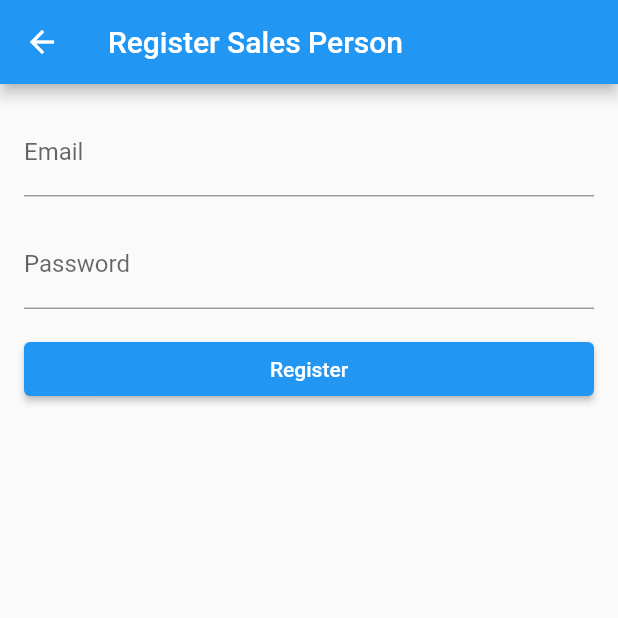
After one commit to WSTInterns/Leado, a Flutter app: the adminHome screen opened directly, after a tap on "Add new sales person", on a phone screen of 412 x 824 dp, the top half of it. The commit adds this screen. Run offline on Flutter 3.47's test engine with Material 2 defaults, Android fonts, the phone set to English and light mode, and no system bars; our stand-ins replace cloud_firestore, contacts_service, file_picker, firebase_auth, firebase_core, flutter_screenutil and 5 more; missing offline and left inert: dart:ffi; accounts and stored records are empty; Roboto replaces fonts that are missing (Helvetica).

Commit message:
authentication process updated
use uid of current user as document names

```diff
--- a/brew_crew/lib/screens/authenticate/register.dart
+++ b/brew_crew/lib/screens/authenticate/register.dart
@@ -1,6 +1,7 @@
 import 'package:brew_crew/models/loginuser.dart';
 import 'package:brew_crew/services/auth.dart';
 import 'package:flutter/material.dart';
+import 'package:brew_crew/screens/authenticate/regAdminInfo.dart';
 
 
 class Register extends StatefulWidget{
@@ -93,6 +94,9 @@ class _Register extends State<Register>{
                       );
                     });
           }
+          else{
+            Navigator.push(context,MaterialPageRoute(builder: (context) => RegisterScreen()),);
+          }
           }
         },
         child: Text(
@@ -108,7 +112,7 @@ class _Register extends State<Register>{
    return Scaffold(
       resizeToAvoidBottomInset: false,
       appBar: AppBar(
-          title: const Text('Registration Demo Page'),
+          title: const Text('Registration Page'),
           backgroundColor: Theme.of(context).primaryColor,
           automaticallyImplyLeading: false,
         ),
--- /dev/null
+++ b/brew_crew/lib/screens/authenticate/registerSp.dart
@@ -0,0 +1,125 @@
+import 'package:firebase_core/firebase_core.dart';
+import 'package:flutter/material.dart';
+import 'package:firebase_auth/firebase_auth.dart';
+import 'package:cloud_firestore/cloud_firestore.dart';
+
+class RegisterSalesPersonScreen extends StatefulWidget {
+  const RegisterSalesPersonScreen({super.key});
+
+  @override
+  _RegisterSalesPersonScreenState createState() => _RegisterSalesPersonScreenState();
+}
+
+class _RegisterSalesPersonScreenState extends State<RegisterSalesPersonScreen> {
+  final _formKey = GlobalKey<FormState>();
+  final _emailController = TextEditingController();
+  final _passwordController = TextEditingController();
+  final userUid=  FirebaseAuth.instance.currentUser?.uid.toString();
+
+  @override
+  void dispose() {
+    _emailController.dispose();
+    _passwordController.dispose();
+    super.dispose();
+  }
+
+  Future<void> _registerSalesPerson() async {
+    final adminUser = FirebaseAuth.instance.currentUser;
+    if (adminUser == null) {
+      // The admin user is not logged in, show an error message
+      ScaffoldMessenger.of(context).showSnackBar(
+        const SnackBar(content: Text('Please log in as admin first.')),
+      );
+      return;
+    }
+
+    final email = _emailController.text.trim();
+    final password = _passwordController.text.trim();
+
+    try {
+      // Use a secondary app to create the sales person user
+      final secondaryApp = await Firebase.initializeApp(
+        name: 'salesPersonApp',
+        options: Firebase.app().options,
+      );
+      final salesPersonUserCredential = await FirebaseAuth.instanceFor(app: secondaryApp).createUserWithEmailAndPassword(
+        email: email,
+        password: password,
+      );
+
+      // Delete the secondary app to ensure that the original admin user stays logged in
+      await Firebase.app('salesPersonApp').delete();
+
+      // Create the sales person document in the users collection
+      await FirebaseFirestore.instance.collection('users').doc(salesPersonUserCredential.user!.uid).set({
+        'usermail': email,
+        'adminID': adminUser.uid,
+        'isAdmin': '0',
+      });
+
+      ScaffoldMessenger.of(context).showSnackBar(
+        const SnackBar(content: Text('Sales person registered successfully.')),
+      );
+      _emailController.clear();
+      _passwordController.clear();
+    } on FirebaseAuthException catch (e) {
+      ScaffoldMessenger.of(context).showSnackBar(
+        SnackBar(content: Text('Failed to register sales person: ${e.message}')),
+      );
+    }
+  }
+
+  @override
+  Widget build(BuildContext context) {
+    return Scaffold(
+      appBar: AppBar(
+        title: const Text('Register Sales Person'),
+      ),
+      body: Padding(
+        padding: const EdgeInsets.all(16.0),
+        child: Form(
+          key: _formKey,
+          child: Column(
+            crossAxisAlignment: CrossAxisAlignment.stretch,
+            children: [
+              TextFormField(
+                controller: _emailController,
+                decoration: const InputDecoration(labelText: 'Email'),
+                validator: (value) {
+                  if (value == null || value.isEmpty) {
+                    return 'Please enter an email.';
+                  }
+                  return null;
+                },
+              ),
+              const SizedBox(height: 16.0),
+              TextFormField(
+                controller: _passwordController,
+                decoration: const InputDecoration(labelText: 'Password'),
+                obscureText: true,
+                validator: (value) {
+                  if (value == null || value.isEmpty) {
+                    return 'Please enter a password.';
+                  }
+                  return null;
+                },
+              ),
+              const SizedBox(height: 16.0),
+              ElevatedButton(
+                onPressed: () {
+                  if (_formKey.currentState!.validate()) {
+                    _registerSalesPerson();
+                  }
+                },
+                child: const Text('Register'),
+              ),
+
+              // Text user_uid to see the current user is admin or not, comment it out later!!
+              Text("$userUid")
+            ],
+          ),
+        ),
+      ),
+    );
+  }
+}
--- /dev/null
+++ b/brew_crew/lib/screens/home/adminPath/addSP.dart
@@ -0,0 +1 @@
+// TODO Implement this library.
--- /dev/null
+++ b/brew_crew/lib/screens/home/adminPath/adminHome.dart
@@ -0,0 +1,76 @@
+import 'package:brew_crew/services/auth.dart';
+import 'package:firebase_auth/firebase_auth.dart';
+import 'package:flutter/material.dart';
+import 'package:brew_crew/screens/authenticate/registerSp.dart';
+import '../../authenticate/handler.dart';
+
+class adminHome extends StatefulWidget {
+  @override
+  State<StatefulWidget> createState() {
+    return _adminHome();
+  }
+}
+
+class _adminHome extends State<adminHome> {
+  final AuthService _auth = AuthService();
+  final GlobalKey<FormState> _formKey = GlobalKey<FormState>();
+
+  signOut() async {
+    await _auth.signOut();
+    Navigator.pushReplacement(
+        context, MaterialPageRoute(builder: (context) => Handler()));
+  }
+
+  @override
+  Widget build(BuildContext context) {
+    final adminUid = FirebaseAuth.instance.currentUser?.uid.toString();
+
+    final elevatedbutton = ElevatedButton(
+        onPressed: () {
+          Navigator.push(
+            context,
+            MaterialPageRoute(
+                builder: (context) => const RegisterSalesPersonScreen()),
+          );
+        },
+        child: const Text('Add new sales person'));
+
+    return Scaffold(
+      resizeToAvoidBottomInset: false,
+      appBar: AppBar(
+        title: const Text('Admin HomePage'),
+        backgroundColor: Theme.of(context).primaryColor,
+        automaticallyImplyLeading: false,
+        actions: [
+          ElevatedButton.icon(
+              onPressed: () {
+                signOut();
+              },
+              icon: const Icon(Icons.logout_outlined),
+              label: const Text('Logout'))
+        ],
+      ),
+      body: Column(
+        mainAxisAlignment: MainAxisAlignment.center,
+        children: [
+          Form(
+            autovalidateMode: AutovalidateMode.always,
+            key: _formKey,
+            child: Padding(
+              padding: const EdgeInsets.all(16.0),
+              child: Column(
+                crossAxisAlignment: CrossAxisAlignment.center,
+                mainAxisAlignment: MainAxisAlignment.center,
+                children: <Widget>[
+                  const SizedBox(height: 25.0),
+                  elevatedbutton,
+                ],
+              ),
+            ),
+          ),
+          Text("$adminUid")
+        ],
+      ),
+    );
+  }
+}
--- a/brew_crew/lib/screens/home/splash_screen.dart
+++ b/brew_crew/lib/screens/home/splash_screen.dart
@@ -23,7 +23,7 @@ class _SplashScreenState extends State<SplashScreen> {
   Widget build(BuildContext context) {
     return const Scaffold(
       body: Center(
-        child: Text('WebSoft Techno',style: TextStyle(fontSize: 40)),
+        child: Text('LEADO',style: TextStyle(fontSize: 40)),
       ),
     );
   }
```
Also changed, not shown: brew_crew/lib/screens/authenticate/login.dart (+8 -6 lines), brew_crew/lib/screens/authenticate/regAdminInfo.dart (added, +137 -0 lines), brew_crew/lib/screens/home/more.dart (+20 -2 lines), brew_crew/lib/screens/wrapper.dart (+22 -4 lines).
